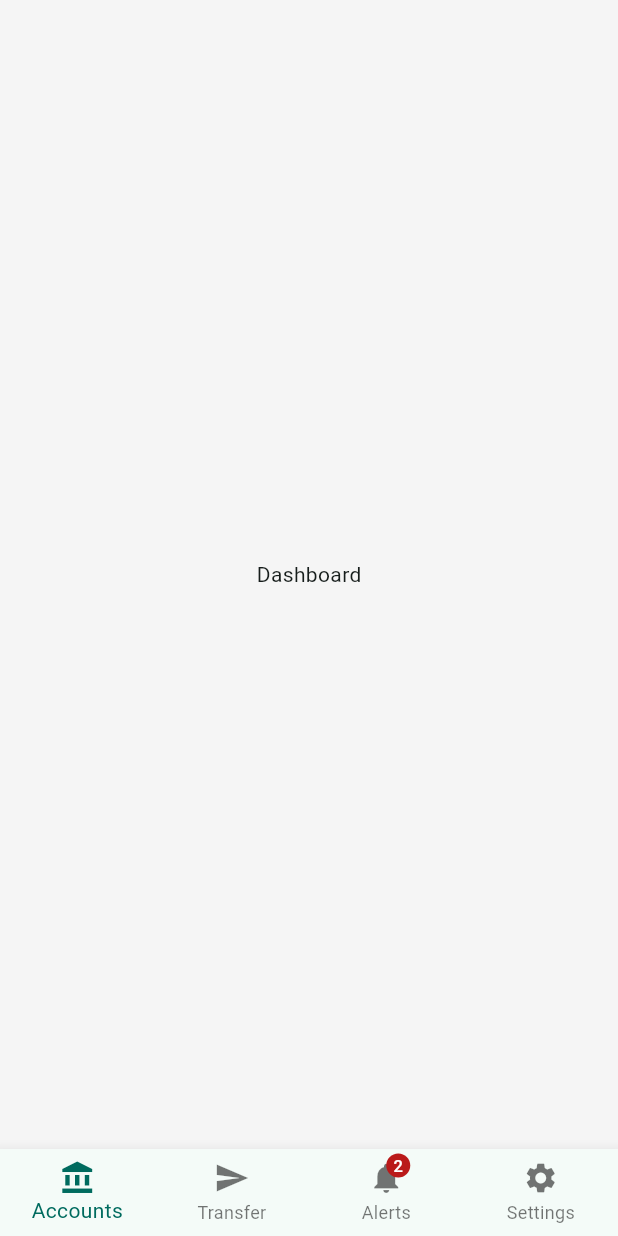
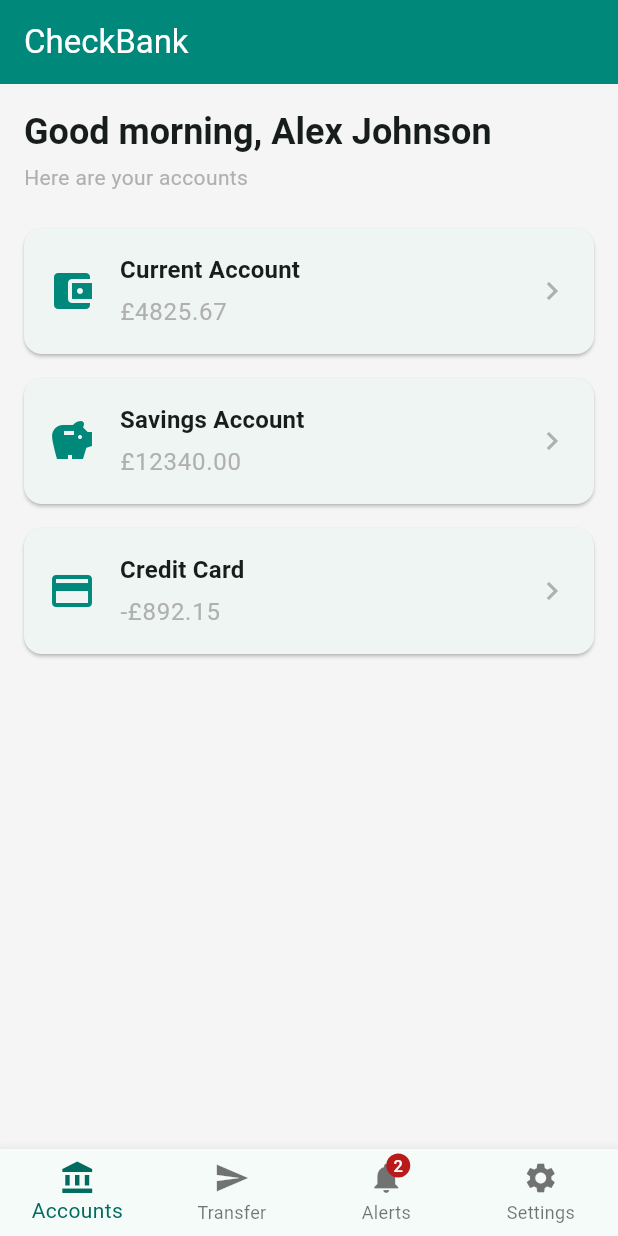
Before and after one commit to team360r/CheckBank, a Flutter app: the DashboardScreen screen opened by its route, on a phone screen of 412 x 824 dp. Run offline on Flutter 3.47's test engine with Material 3 defaults, Android fonts, the phone set to English and light mode, and no system bars; our stand-ins replace flutter_riverpod, go_router.

Commit message:
feat: add dashboard screen and account card with a11y bugs
Co-Authored-By: Claude Opus 4.6 (1M context) <noreply@anthropic.com>

```diff
--- a/lib/screens/dashboard_screen.dart
+++ b/lib/screens/dashboard_screen.dart
@@ -1,12 +1,64 @@
 import 'package:flutter/material.dart';
+import 'package:flutter_riverpod/flutter_riverpod.dart';
+import 'package:go_router/go_router.dart';
+import '../data/mock_data.dart';
+import '../providers/accounts_provider.dart';
+import '../theme/app_colors.dart';
+import '../widgets/account_card.dart';
 
-class DashboardScreen extends StatelessWidget {
+/// Dashboard screen with intentional accessibility bugs.
+///
+/// BUG 1: Greeting text is NOT marked as a heading in semantics.
+/// BUG 2: Account cards have no merged semantics (see AccountCard).
+/// BUG 3: Balance has no "pounds" context (see AccountCard).
+/// BUG 4: Decorative icon not excluded from semantics (see AccountCard).
+/// BUG 5: Subtitle uses AppColors.textSecondary — fails WCAG AA contrast.
+class DashboardScreen extends ConsumerWidget {
   const DashboardScreen({super.key});
 
   @override
-  Widget build(BuildContext context) {
-    return const Scaffold(
-      body: Center(child: Text('Dashboard')),
+  Widget build(BuildContext context, WidgetRef ref) {
+    final accounts = ref.watch(accountsProvider);
+
+    return Scaffold(
+      appBar: AppBar(
+        title: const Text('CheckBank'),
+      ),
+      body: ListView(
+        padding: const EdgeInsets.symmetric(vertical: 16),
+        children: [
+          Padding(
+            padding: const EdgeInsets.symmetric(horizontal: 16),
+            child: Column(
+              crossAxisAlignment: CrossAxisAlignment.start,
+              children: [
+                // BUG 1: Greeting is NOT marked as a heading in semantics
+                Text(
+                  'Good morning, ${mockUser.name}',
+                  style: Theme.of(context).textTheme.headlineSmall?.copyWith(
+                        fontWeight: FontWeight.bold,
+                      ),
+                ),
+                const SizedBox(height: 4),
+                // BUG 5: Low-contrast secondary text
+                Text(
+                  'Here are your accounts',
+                  style: Theme.of(context).textTheme.bodyMedium?.copyWith(
+                        color: AppColors.textSecondary,
+                      ),
+                ),
+              ],
+            ),
+          ),
+          const SizedBox(height: 16),
+          ...accounts.map(
+            (account) => AccountCard(
+              account: account,
+              onTap: () => context.go('/transactions/${account.id}'),
+            ),
+          ),
+        ],
+      ),
     );
   }
 }
--- /dev/null
+++ b/lib/widgets/account_card.dart
@@ -0,0 +1,75 @@
+import 'package:flutter/material.dart';
+import '../data/models.dart';
+import '../theme/app_colors.dart';
+
+/// Account card widget with intentional accessibility bugs.
+///
+/// BUG 1: No merged semantics — screen reader reads each text node separately
+///        instead of a single coherent announcement.
+/// BUG 2: Balance announced as raw number with no "pounds" context.
+/// BUG 3: Decorative account-type icon is NOT excluded from semantics tree.
+/// BUG 4: Subtitle uses AppColors.textSecondary — fails WCAG AA contrast.
+class AccountCard extends StatelessWidget {
+  final Account account;
+  final VoidCallback onTap;
+  const AccountCard({super.key, required this.account, required this.onTap});
+
+  IconData _iconForType(AccountType type) {
+    switch (type) {
+      case AccountType.current:
+        return Icons.account_balance_wallet;
+      case AccountType.savings:
+        return Icons.savings;
+      case AccountType.credit:
+        return Icons.credit_card;
+    }
+  }
+
+  @override
+  Widget build(BuildContext context) {
+    return Card(
+      child: InkWell(
+        onTap: onTap,
+        borderRadius: BorderRadius.circular(12),
+        child: Padding(
+          padding: const EdgeInsets.all(16),
+          child: Row(
+            children: [
+              // BUG 3: Decorative icon NOT excluded from semantics
+              Icon(
+                _iconForType(account.type),
+                size: 32,
+                color: AppColors.primary,
+              ),
+              const SizedBox(width: 16),
+              // BUG 1: No merged semantics — each Text is read individually
+              Expanded(
+                child: Column(
+                  crossAxisAlignment: CrossAxisAlignment.start,
+                  children: [
+                    Text(
+                      account.name,
+                      style: Theme.of(context).textTheme.titleMedium?.copyWith(
+                            fontWeight: FontWeight.w600,
+                          ),
+                    ),
+                    const SizedBox(height: 4),
+                    // BUG 2: Raw number — no currency context for screen readers
+                    // BUG 4: Low-contrast secondary text
+                    Text(
+                      '${account.balance < 0 ? '-' : ''}£${account.balance.abs().toStringAsFixed(2)}',
+                      style: Theme.of(context).textTheme.bodyLarge?.copyWith(
+                            color: AppColors.textSecondary,
+                          ),
+                    ),
+                  ],
+                ),
+              ),
+              const Icon(Icons.chevron_right, color: AppColors.textSecondary),
+            ],
+          ),
+        ),
+      ),
+    );
+  }
+}
```
